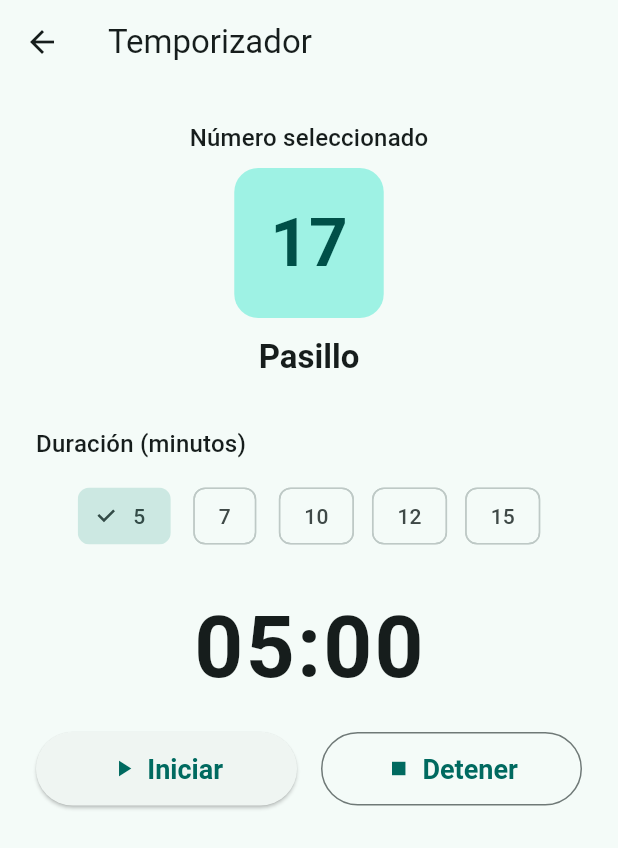
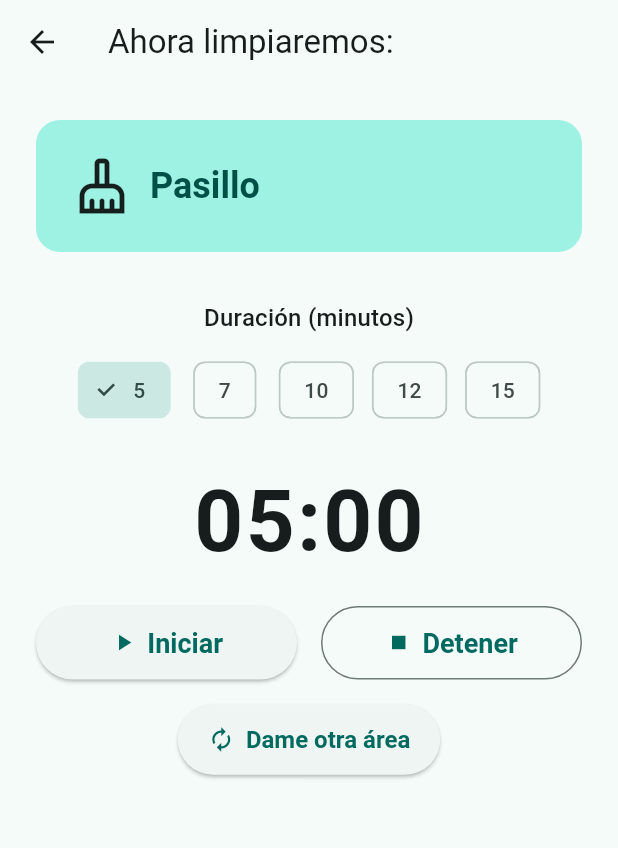
Before and after one commit to wmzd/limpiacasa, a Flutter app: the screen it shows after launch, after a tap on "Elegir área", on a phone screen of 412 x 824 dp. Shown: the top 848 px of the screen. Run offline on Flutter 3.47's test engine with Material 3 defaults, Android fonts, the phone set to English and light mode, and no system bars.

Commit message:
Pantalla 2

```diff
--- a/lib/main.dart
+++ b/lib/main.dart
@@ -103,6 +103,7 @@ class _TimerScreenState extends State<TimerScreen> {
     'Pasillo',
     'Escaleras',
   ];
+  late int _currentNumber;
   int _selectedMinutes = _durations.first;
   Timer? _timer;
   int _remainingSeconds = 0;
@@ -111,6 +112,7 @@ class _TimerScreenState extends State<TimerScreen> {
   @override
   void initState() {
     super.initState();
+    _currentNumber = widget.selectedNumber;
     _selectedMinutes = _pickRandomDuration();
     _remainingSeconds = _selectedMinutes * 60;
   }
@@ -162,9 +164,20 @@ class _TimerScreenState extends State<TimerScreen> {
   }
 
   String _areaName() {
-    final index = widget.selectedNumber - 1;
+    final index = _currentNumber - 1;
     if (index < 0 || index >= _areas.length) return 'Área desconocida';
     return _areas[index];
+  }
+
+  void _randomizeArea() {
+    _timer?.cancel();
+    final random = Random();
+    _currentNumber = random.nextInt(_areas.length) + 1;
+    _selectedMinutes = _pickRandomDuration();
+    _remainingSeconds = _selectedMinutes * 60;
+    setState(() {
+      _isRunning = false;
+    });
   }
 
   int _pickRandomDuration() {
@@ -183,40 +196,38 @@ class _TimerScreenState extends State<TimerScreen> {
     final theme = Theme.of(context);
     return Scaffold(
       appBar: AppBar(
-        title: const Text('Temporizador'),
+        title: const Text('Ahora limpiaremos:'),
       ),
       body: SingleChildScrollView(
         padding: const EdgeInsets.all(24),
         child: Column(
           crossAxisAlignment: CrossAxisAlignment.center,
           children: [
-            Text(
-              'Número seleccionado',
-              style: theme.textTheme.titleMedium,
-            ),
-            const SizedBox(height: 8),
             Container(
+              width: double.infinity,
               padding: const EdgeInsets.all(24),
               decoration: BoxDecoration(
                 borderRadius: BorderRadius.circular(16),
                 color: theme.colorScheme.primaryContainer,
               ),
-              child: Text(
-                '${widget.selectedNumber}',
-                style: theme.textTheme.displayMedium?.copyWith(
-                  fontWeight: FontWeight.bold,
-                  color: theme.colorScheme.onPrimaryContainer,
-                ),
+              child: Row(
+                children: [
+                  const Icon(Icons.cleaning_services_outlined, size: 40),
+                  const SizedBox(width: 12),
+                  Expanded(
+                    child: Text(
+                      _areaName(),
+                      style: theme.textTheme.headlineSmall?.copyWith(
+                        fontWeight: FontWeight.bold,
+                        color: theme.colorScheme.onPrimaryContainer,
+                      ),
+                    ),
+                  ),
+                ],
               ),
             ),
-            const SizedBox(height: 12),
-            Text(
-              _areaName(),
-              style: theme.textTheme.titleLarge?.copyWith(fontWeight: FontWeight.w600),
-            ),
             const SizedBox(height: 32),
-            Align(
-              alignment: Alignment.centerLeft,
+            Center(
               child: Text(
                 'Duración (minutos)',
                 style: theme.textTheme.titleMedium,
@@ -280,6 +291,16 @@ class _TimerScreenState extends State<TimerScreen> {
                 ),
               ],
             ),
+            const SizedBox(height: 16),
+            ElevatedButton.icon(
+              icon: const Icon(Icons.autorenew),
+              label: const Text('Dame otra área'),
+              onPressed: _randomizeArea,
+              style: ElevatedButton.styleFrom(
+                padding: const EdgeInsets.symmetric(vertical: 14, horizontal: 20),
+                textStyle: const TextStyle(fontSize: 16, fontWeight: FontWeight.w600),
+              ),
+            ),
           ],
         ),
       ),
```
